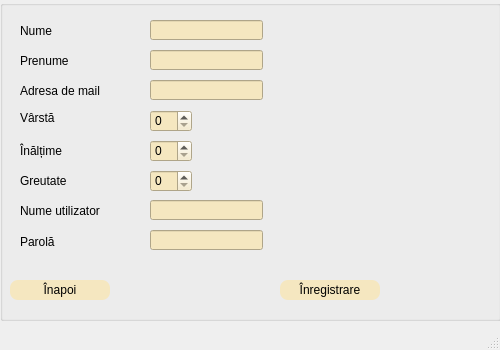
AvramescuRazvan/POO-Proiect, file POOP/mainwindow.ui: the form before one commit.
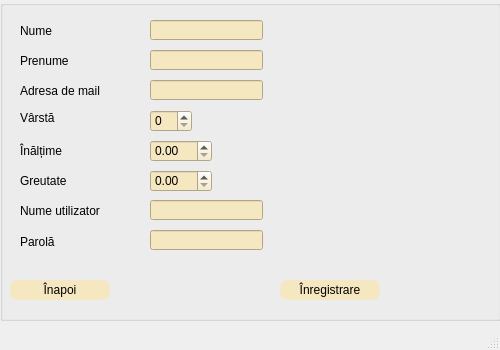
The form after the commit. The open tabs and pages were chosen to show the change. Icons and pictures are not drawn.

```diff
--- a/POOP/mainwindow.ui
+++ b/POOP/mainwindow.ui
@@ -502,32 +502,6 @@
         <string notr="true">background-color: rgb(245, 231, 192);</string>
        </property>
       </widget>
-      <widget class="QSpinBox" name="spinBox_inaltime">
-       <property name="geometry">
-        <rect>
-         <x>150</x>
-         <y>140</y>
-         <width>42</width>
-         <height>22</height>
-        </rect>
-       </property>
-       <property name="styleSheet">
-        <string notr="true">background-color: rgb(245, 231, 192);</string>
-       </property>
-      </widget>
-      <widget class="QSpinBox" name="spinBox_greutate">
-       <property name="geometry">
-        <rect>
-         <x>150</x>
-         <y>170</y>
-         <width>42</width>
-         <height>22</height>
-        </rect>
-       </property>
-       <property name="styleSheet">
-        <string notr="true">background-color: rgb(245, 231, 192);</string>
-       </property>
-      </widget>
       <widget class="QPushButton" name="pushButton_inregistrare_2">
        <property name="geometry">
         <rect>
@@ -639,6 +613,32 @@
         <string>Înapoi</string>
        </property>
       </widget>
+      <widget class="QDoubleSpinBox" name="spinBox_inaltime">
+       <property name="geometry">
+        <rect>
+         <x>150</x>
+         <y>140</y>
+         <width>62</width>
+         <height>22</height>
+        </rect>
+       </property>
+       <property name="styleSheet">
+        <string notr="true">background-color: rgb(245, 231, 192);</string>
+       </property>
+      </widget>
+      <widget class="QDoubleSpinBox" name="spinBox_greutate">
+       <property name="geometry">
+        <rect>
+         <x>150</x>
+         <y>170</y>
+         <width>62</width>
+         <height>22</height>
+        </rect>
+       </property>
+       <property name="styleSheet">
+        <string notr="true">background-color: rgb(245, 231, 192);</string>
+       </property>
+      </widget>
      </widget>
     </widget>
     <widget class="QWidget" name="meniu">
```
Left out of the diff: 2 changed lines with no effect on the pictures.
